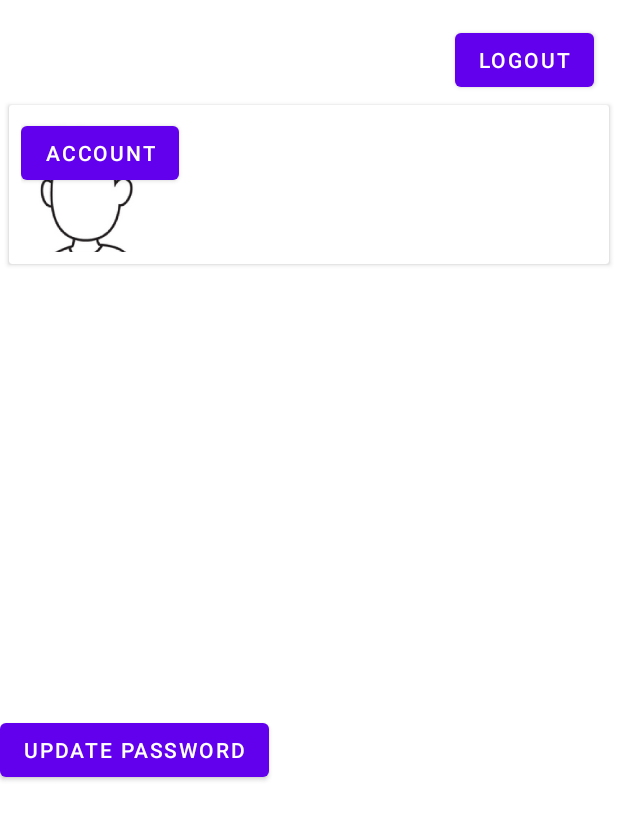
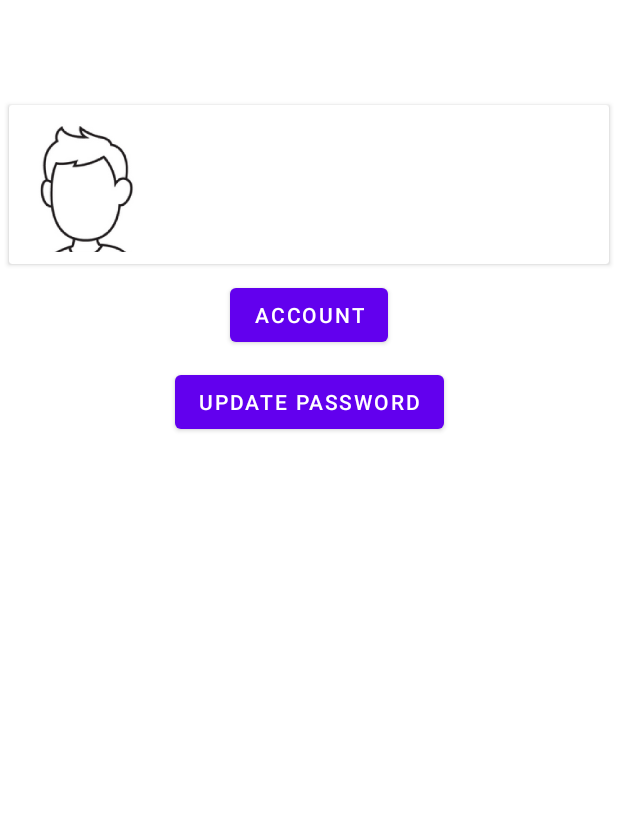
Before and after one commit to brysonsim/UNCCCapstone, an Android app: the fragment SettingsFragment shown on its own in the app's theme, on a phone screen of 412 x 824 dp. Shown: the top 820 px of the screen. Run offline under Robolectric (Android 15) with nearby library versions, the phone set to English and light mode, and no system bars; our stand-ins replace Firebase (no records; nobody signed in at launch, a user with empty details on screens opened directly); 2 statements that could not run were skipped.

Commit message:
Fixed layout issues on Settings and Events fragments

```diff
--- a/app/src/main/java/com/uncc/habittracker/EventsFragment.java
+++ b/app/src/main/java/com/uncc/habittracker/EventsFragment.java
@@ -176,7 +176,7 @@
                 mBinding.textViewEventTitle.setText(mEvent.getTitle());
                 mBinding.textViewDescription.setText(mEvent.getDescription());
                 //needs to change to change the number of attendees
-                mBinding.textViewEventNumerOfAttendees.setText(mEvent.getHabitType());
+                mBinding.textViewEventNumberOfAttendees.setText(mEvent.getHabitType());
 
 
 
--- a/app/src/main/res/layout/fragment_settings.xml
+++ b/app/src/main/res/layout/fragment_settings.xml
@@ -2,12 +2,33 @@
 <androidx.constraintlayout.widget.ConstraintLayout xmlns:android="http://schemas.android.com/apk/res/android"
     xmlns:app="http://schemas.android.com/apk/res-auto"
     xmlns:tools="http://schemas.android.com/tools"
-
     android:id="@+id/settingView"
     android:layout_width="match_parent"
     android:layout_height="match_parent"
     tools:context=".SettingsFragment" >
 
+    <Button
+        android:id="@+id/approveVerificationButton"
+        android:layout_width="wrap_content"
+        android:layout_height="wrap_content"
+        android:layout_marginStart="16dp"
+        android:layout_marginTop="16dp"
+        android:enabled="false"
+        android:text="@string/approve_verification"
+        android:visibility="invisible"
+        app:layout_constraintStart_toStartOf="parent"
+        app:layout_constraintTop_toTopOf="parent" />
+
+    <Button
+        android:id="@+id/buttonLogout"
+        android:layout_width="wrap_content"
+        android:layout_height="wrap_content"
+        android:layout_marginTop="16dp"
+        android:layout_marginEnd="16dp"
+        android:text="@string/logout_label"
+        android:visibility="gone"
+        app:layout_constraintEnd_toEndOf="parent"
+        app:layout_constraintTop_toTopOf="parent" />
 
     <androidx.cardview.widget.CardView
         android:id="@+id/valueHostCardView"
@@ -16,7 +37,7 @@
         android:layout_margin="6dp"
         app:layout_constraintEnd_toEndOf="parent"
         app:layout_constraintStart_toStartOf="parent"
-        app:layout_constraintTop_toBottomOf="@+id/buttonLogout">
+        app:layout_constraintTop_toBottomOf="@+id/approveVerificationButton">
 
         <androidx.constraintlayout.widget.ConstraintLayout
             android:layout_width="match_parent"
@@ -66,51 +87,32 @@
                 app:layout_constraintStart_toStartOf="@+id/userName"
                 app:layout_constraintTop_toBottomOf="@+id/userName" />
 
-            <Button
-                android:id="@+id/buttonAccount"
-                android:layout_width="wrap_content"
-                android:layout_height="wrap_content"
-                android:text="@string/account_label"
-                tools:ignore="MissingConstraints"
-                tools:layout_editor_absoluteX="271dp"
-                tools:layout_editor_absoluteY="50dp" />
 
 
         </androidx.constraintlayout.widget.ConstraintLayout>
-
     </androidx.cardview.widget.CardView>
 
     <Button
-        android:id="@+id/buttonLogout"
+        android:id="@+id/buttonAccount"
         android:layout_width="wrap_content"
         android:layout_height="wrap_content"
-
-        android:layout_marginTop="16dp"
-        android:layout_marginEnd="16dp"
-        android:text="@string/logout_label"
+        android:text="@string/account_label"
+        android:layout_marginTop="10dp"
+        app:layout_constraintHorizontal_weight="1"
+        app:layout_constraintStart_toStartOf="parent"
         app:layout_constraintEnd_toEndOf="parent"
-        app:layout_constraintTop_toTopOf="parent" />
-
-    <Button
-        android:id="@+id/approveVerificationButton"
-        android:layout_width="wrap_content"
-        android:layout_height="wrap_content"
-        android:layout_marginStart="16dp"
-        android:layout_marginTop="16dp"
-        android:enabled="false"
-        android:text="@string/approve_verification"
-        android:visibility="gone"
-        app:layout_constraintStart_toStartOf="parent"
-        app:layout_constraintTop_toTopOf="parent" />
+        app:layout_constraintTop_toBottomOf="@+id/valueHostCardView" />
 
     <Button
         android:id="@+id/buttonUpdatePassword"
         android:layout_width="wrap_content"
         android:layout_height="wrap_content"
         android:text="Update Password"
-        app:layout_constraintBottom_toBottomOf="parent"
-        app:layout_constraintTop_toBottomOf="@+id/valueHostCardView"
-        tools:layout_editor_absoluteX="143dp" />
+        android:layout_marginTop="10dp"
+        app:layout_constraintHorizontal_weight="1"
+        app:layout_constraintStart_toStartOf="parent"
+        app:layout_constraintEnd_toEndOf="parent"
+        app:layout_constraintTop_toBottomOf="@+id/buttonAccount" />
 
 
 </androidx.constraintlayout.widget.ConstraintLayout>
```
Also changed, not shown: app/src/main/res/layout/event_row_item.xml (+16 -17 lines).
